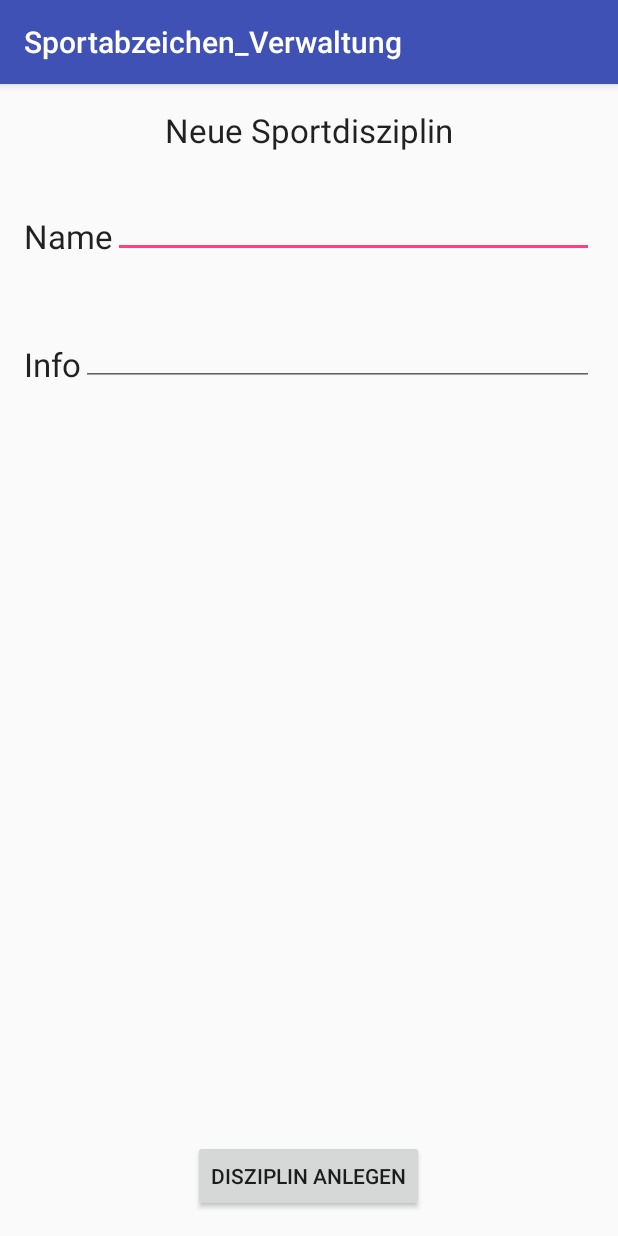
After one commit to JessicaBL/Sportabzeichen_Verwaltung, an Android app: the NewSports screen opened directly, with no data from a screen before it, on a phone screen of 412 x 824 dp. The commit adds this screen. Run offline under Robolectric (Android 15) with nearby library versions, the phone set to English and light mode, and no system bars.

Commit message:
Sportdisziplin-Datenbank Prototyp Sportdisziplin-Erzeugung hinzugefügt (LongClick auf Map) Sportdisziplin auswählen (Klick auf roten Marker) Sportdisziplin Menü (momentan nur löschen-->Klick auf Marker-Fenster)

```diff
--- a/app/build.gradle
+++ b/app/build.gradle
@@ -23,5 +23,5 @@ dependencies {
     compile fileTree(dir: 'libs', include: ['*.jar'])
     testCompile 'junit:junit:4.12'
     compile 'com.android.support:appcompat-v7:23.1.0'
-    compile 'com.google.android.gms:play-services:8.1.0'
+    compile 'com.google.android.gms:play-services:8.3.0'
 }
--- a/app/src/debug/res/values/google_maps_api.xml
+++ b/app/src/debug/res/values/google_maps_api.xml
@@ -16,6 +16,6 @@
     string in this file.
     -->
     <string name="google_maps_key" translatable="false" templateMergeStrategy="preserve">
-        AIzaSyDKAdyRHz796lh4PUx7v90q-ulRLEmjcfM
+        AIzaSyD_B0dQxL6deQGYKteV6FrzUDFox5sRNyI
     </string>
 </resources>
--- a/app/src/main/AndroidManifest.xml
+++ b/app/src/main/AndroidManifest.xml
@@ -40,8 +40,10 @@
             android:value="@string/google_maps_key" />
 
         <activity
-            android:name=".MapsActivity"
+            android:name=".Maps"
             android:label="@string/title_activity_maps" >
+        </activity>
+        <activity android:name=".NewSports" >
         </activity>
     </application>
 
--- a/app/src/main/java/com/mobsys/fhdortmund/sportabzeichen_verwaltung/MainActivity.java
+++ b/app/src/main/java/com/mobsys/fhdortmund/sportabzeichen_verwaltung/MainActivity.java
@@ -27,7 +27,7 @@ public class MainActivity extends AppCompatActivity {
     }
 
     public void showMap (View view){
-        Intent intent = new Intent(this, MapsActivity.class);
+        Intent intent = new Intent(this, Maps.class);
         startActivity(intent);
     }
 }
--- /dev/null
+++ b/app/src/main/java/com/mobsys/fhdortmund/sportabzeichen_verwaltung/NewSports.java
@@ -0,0 +1,68 @@
+package com.mobsys.fhdortmund.sportabzeichen_verwaltung;
+
+import android.content.Intent;
+import android.support.v7.app.AppCompatActivity;
+import android.os.Bundle;
+import android.view.View;
+import android.widget.Button;
+import android.widget.EditText;
+import android.widget.Toast;
+
+public class NewSports extends AppCompatActivity {
+
+    DatabaseHelperSports myDbSp;
+    EditText editName, editInfo, editID;
+    double lat;
+    double lng;
+
+    Button btnAddData;
+
+    @Override
+    protected void onCreate(Bundle savedInstanceState) {
+        super.onCreate(savedInstanceState);
+        setContentView(R.layout.activity_new_sports);
+
+        myDbSp = new DatabaseHelperSports(this);
+
+        editName = (EditText) findViewById(R.id.editText_sportsName);
+        editInfo = (EditText) findViewById(R.id.editText_sportsInfo);
+
+        Intent intent = getIntent();
+        lat = intent.getDoubleExtra("lat", 0.0);
+        lng = intent.getDoubleExtra("lng", 0.0);
+
+        btnAddData = (Button) findViewById(R.id.button_addSports);
+        AddData();
+
+    }
+
+    private void AddData() {
+        btnAddData.setOnClickListener(
+                new View.OnClickListener() {
+                    @Override
+                    public void onClick(View v) {
+
+                        if (editName.getText().toString().equals("")) {
+                            Toast.makeText(NewSports.this, "Bitte Name der Sportart angeben", Toast.LENGTH_LONG).show();
+                        } else if (editInfo.getText().toString().equals("")) {
+                            Toast.makeText(NewSports.this, "Bitte Sport-Info angeben", Toast.LENGTH_LONG).show();
+                        } else {
+                            boolean isInserted = myDbSp.insertData(editName.getText().toString(),
+                                    editInfo.getText().toString(),Double.toString(lat), Double.toString(lng));
+
+                            if (isInserted == true) {
+                                Toast.makeText(NewSports.this, "Disziplin angelegt", Toast.LENGTH_LONG).show();
+                                Intent intent = new Intent(NewSports.this, Maps.class);
+                                startActivity(intent);
+                            }
+                            else
+                                Toast.makeText(NewSports.this, "Disziplin nicht angelegt", Toast.LENGTH_LONG).show();
+                        }
+                    }
+                }
+        );
+    }
+
+
+
+}
--- a/app/src/main/res/layout/activity_map.xml
+++ /dev/null
@@ -1,6 +0,0 @@
-<fragment xmlns:android="http://schemas.android.com/apk/res/android"
-    xmlns:tools="http://schemas.android.com/tools"
-    xmlns:map="http://schemas.android.com/apk/res-auto" android:layout_width="match_parent"
-    android:layout_height="match_parent" android:id="@+id/map"
-    tools:context="com.mobsys.fhdortmund.sportabzeichen_verwaltung.Map"
-    android:name="com.google.android.gms.maps.SupportMapFragment" />
--- a/app/src/main/res/layout/activity_maps.xml
+++ b/app/src/main/res/layout/activity_maps.xml
@@ -2,5 +2,5 @@
     xmlns:tools="http://schemas.android.com/tools"
     xmlns:map="http://schemas.android.com/apk/res-auto" android:layout_width="match_parent"
     android:layout_height="match_parent" android:id="@+id/map"
-    tools:context="com.mobsys.fhdortmund.sportabzeichen_verwaltung.MapsActivity"
+    tools:context="com.mobsys.fhdortmund.sportabzeichen_verwaltung.Maps"
     android:name="com.google.android.gms.maps.SupportMapFragment" />
--- /dev/null
+++ b/app/src/main/res/layout/activity_new_sports.xml
@@ -0,0 +1,67 @@
+<?xml version="1.0" encoding="utf-8"?>
+<RelativeLayout xmlns:android="http://schemas.android.com/apk/res/android"
+    xmlns:tools="http://schemas.android.com/tools" android:layout_width="match_parent"
+    android:layout_height="match_parent" android:paddingLeft="@dimen/activity_horizontal_margin"
+    android:paddingRight="@dimen/activity_horizontal_margin"
+    android:paddingTop="@dimen/activity_vertical_margin"
+    android:paddingBottom="@dimen/activity_vertical_margin"
+    tools:context="com.mobsys.fhdortmund.sportabzeichen_verwaltung.NewSports">
+
+    <TextView
+        android:layout_width="wrap_content"
+        android:layout_height="wrap_content"
+        android:textAppearance="?android:attr/textAppearanceLarge"
+        android:text="Neue Sportdisziplin"
+        android:id="@+id/textView6"
+        android:layout_alignParentTop="true"
+        android:layout_centerHorizontal="true" />
+
+    <TextView
+        android:layout_width="wrap_content"
+        android:layout_height="wrap_content"
+        android:textAppearance="?android:attr/textAppearanceLarge"
+        android:text="Name"
+        android:id="@+id/textView7"
+        android:layout_below="@+id/textView6"
+        android:layout_alignParentLeft="true"
+        android:layout_alignParentStart="true"
+        android:layout_marginTop="41dp" />
+
+    <EditText
+        android:layout_width="wrap_content"
+        android:layout_height="wrap_content"
+        android:id="@+id/editText_sportsName"
+        android:layout_alignBottom="@+id/textView7"
+        android:layout_toRightOf="@+id/textView7"
+        android:layout_alignParentRight="true"
+        android:layout_alignParentEnd="true" />
+
+    <TextView
+        android:layout_width="wrap_content"
+        android:layout_height="wrap_content"
+        android:textAppearance="?android:attr/textAppearanceLarge"
+        android:text="Info"
+        android:id="@+id/textView8"
+        android:layout_below="@+id/textView7"
+        android:layout_alignParentLeft="true"
+        android:layout_alignParentStart="true"
+        android:layout_marginTop="56dp" />
+
+    <EditText
+        android:layout_width="wrap_content"
+        android:layout_height="wrap_content"
+        android:id="@+id/editText_sportsInfo"
+        android:layout_alignBottom="@+id/textView8"
+        android:layout_toRightOf="@+id/textView8"
+        android:layout_alignRight="@+id/editText_sportsName"
+        android:layout_alignEnd="@+id/editText_sportsName" />
+
+    <Button
+        android:layout_width="wrap_content"
+        android:layout_height="wrap_content"
+        android:text="Disziplin anlegen"
+        android:id="@+id/button_addSports"
+        android:layout_alignParentBottom="true"
+        android:layout_centerHorizontal="true" />
+
+</RelativeLayout>
```
Also changed, not shown: app/src/main/java/com/mobsys/fhdortmund/sportabzeichen_verwaltung/DatabaseHelperSports.java (added, +77 -0 lines), app/src/main/java/com/mobsys/fhdortmund/sportabzeichen_verwaltung/Maps.java (added, +145 -0 lines), app/src/main/java/com/mobsys/fhdortmund/sportabzeichen_verwaltung/MapsActivity.java (deleted, +0 -70 lines), app/src/main/res/values/strings_sports.xml (added, +9 -0 lines), 1 other file.
